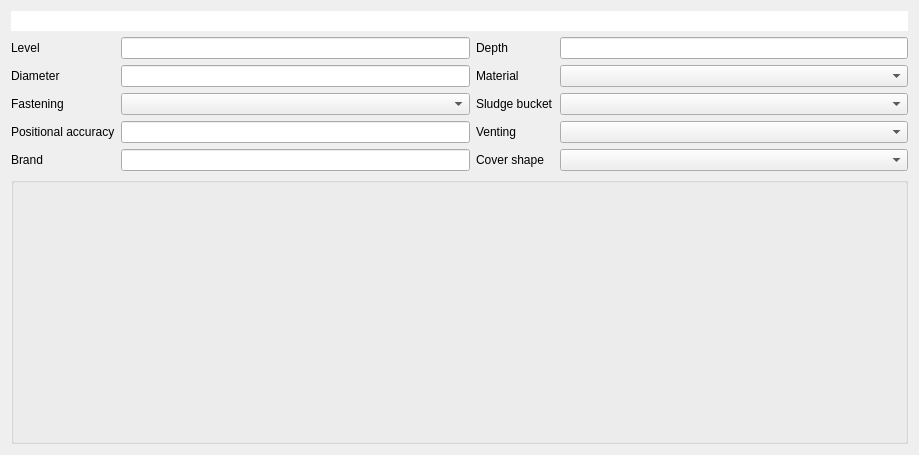
Old version of the form project/forms/cover.ui in the repository QGEP/QGEP.
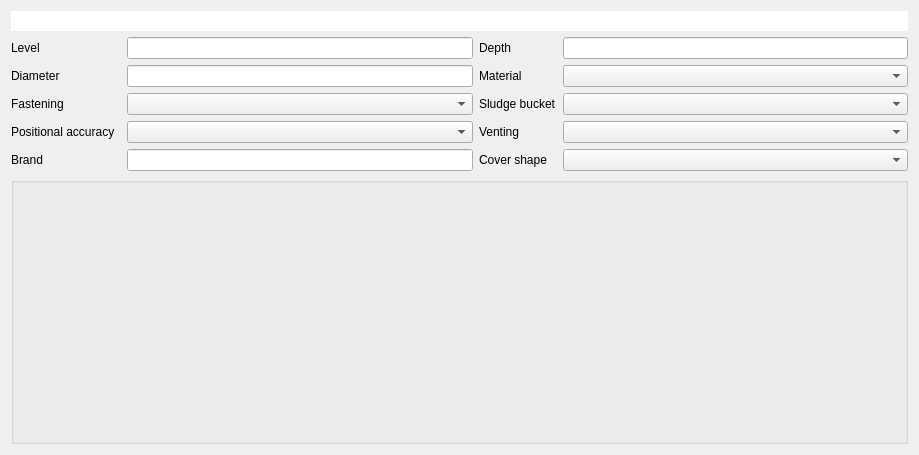
New version of the form. Custom widgets are drawn as their Qt base class.

Commit message: Assign positional accuracy value list

```diff
--- a/project/forms/cover.ui
+++ b/project/forms/cover.ui
@@ -28,20 +28,20 @@
      </property>
     </widget>
    </item>
-   <item row="1" column="1">
+   <item row="1" column="2">
     <widget class="QLineEdit" name="level"/>
    </item>
-   <item row="2" column="1">
+   <item row="2" column="2">
     <widget class="QLineEdit" name="diameter"/>
    </item>
-   <item row="1" column="2">
+   <item row="1" column="3">
     <widget class="QLabel" name="label_2">
      <property name="text">
       <string>Depth</string>
      </property>
     </widget>
    </item>
-   <item row="0" column="0" colspan="4">
+   <item row="0" column="0" colspan="5">
     <widget class="QLineEdit" name="obj_id">
      <property name="font">
       <font>
@@ -54,9 +54,6 @@
      </property>
     </widget>
    </item>
-   <item row="5" column="1">
-    <widget class="QLineEdit" name="positional_accuracy"/>
-   </item>
    <item row="5" column="0">
     <widget class="QLabel" name="label_7">
      <property name="text">
@@ -71,48 +68,55 @@
      </property>
     </widget>
    </item>
-   <item row="6" column="1">
+   <item row="6" column="2">
     <widget class="QLineEdit" name="brand"/>
    </item>
-   <item row="2" column="3">
+   <item row="2" column="4">
     <widget class="QComboBox" name="material"/>
    </item>
-   <item row="5" column="2">
+   <item row="5" column="3">
     <widget class="QLabel" name="label_8">
      <property name="text">
       <string>Venting</string>
      </property>
     </widget>
    </item>
-   <item row="3" column="1">
+   <item row="3" column="2">
     <widget class="QComboBox" name="fastening"/>
    </item>
-   <item row="5" column="3">
+   <item row="6" column="4">
+    <widget class="QComboBox" name="cover_shape"/>
+   </item>
+   <item row="5" column="4">
     <widget class="QComboBox" name="venting"/>
    </item>
    <item row="6" column="3">
-    <widget class="QComboBox" name="cover_shape"/>
-   </item>
-   <item row="6" column="2">
     <widget class="QLabel" name="lblCoverShape">
      <property name="text">
       <string>Cover shape</string>
      </property>
     </widget>
    </item>
-   <item row="1" column="3">
+   <item row="1" column="4">
     <widget class="QLineEdit" name="depth"/>
    </item>
-   <item row="3" column="3">
+   <item row="3" column="4">
     <widget class="QComboBox" name="sludge_bucket"/>
    </item>
-   <item row="3" column="2">
+   <item row="3" column="3">
     <widget class="QLabel" name="label_4">
      <property name="text">
       <string>Sludge bucket</string>
      </property>
     </widget>
    </item>
+   <item row="8" column="0" colspan="5">
+    <widget class="QgsRelationEditorWidget" name="mRelationEditor">
+     <property name="qgisRelation">
+      <string>structure_part-cover</string>
+     </property>
+    </widget>
+   </item>
    <item row="1" column="0">
     <widget class="QLabel" name="label">
      <property name="text">
@@ -120,19 +124,15 @@
      </property>
     </widget>
    </item>
-   <item row="2" column="2">
+   <item row="2" column="3">
     <widget class="QLabel" name="label_3">
      <property name="text">
       <string>Material</string>
      </property>
     </widget>
    </item>
-   <item row="7" column="0" colspan="4">
-    <widget class="QgsRelationEditorWidget" name="mRelationEditor">
-     <property name="qgisRelation">
-      <string>structure_part-cover</string>
-     </property>
-    </widget>
+   <item row="5" column="2">
+    <widget class="QComboBox" name="positional_accuracy"/>
    </item>
   </layout>
  </widget>
```
The commit also changes 1 other file.
